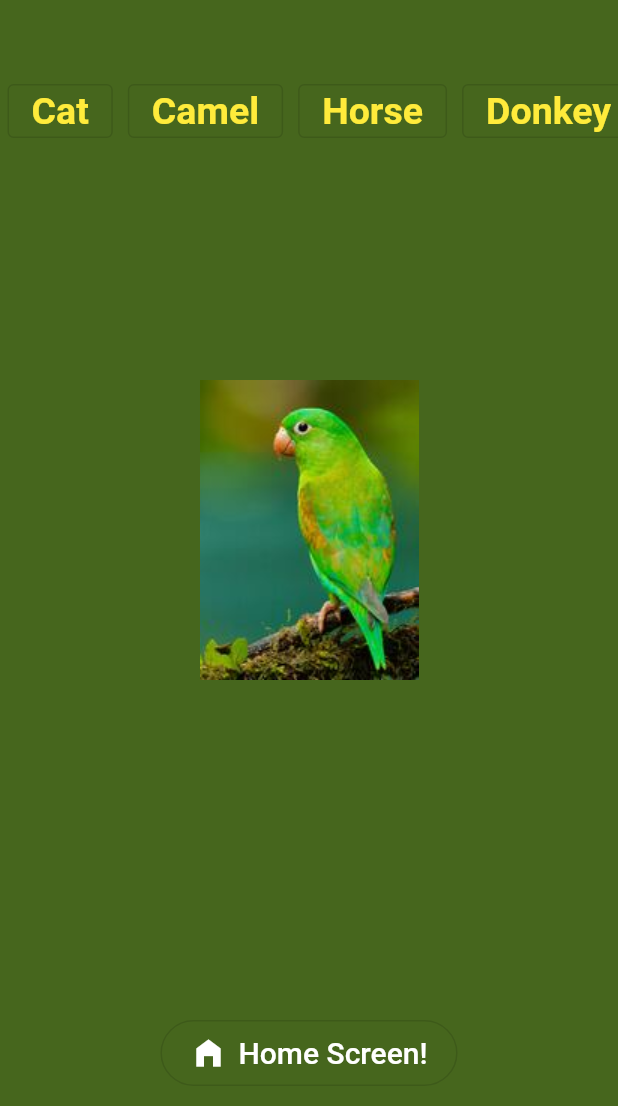
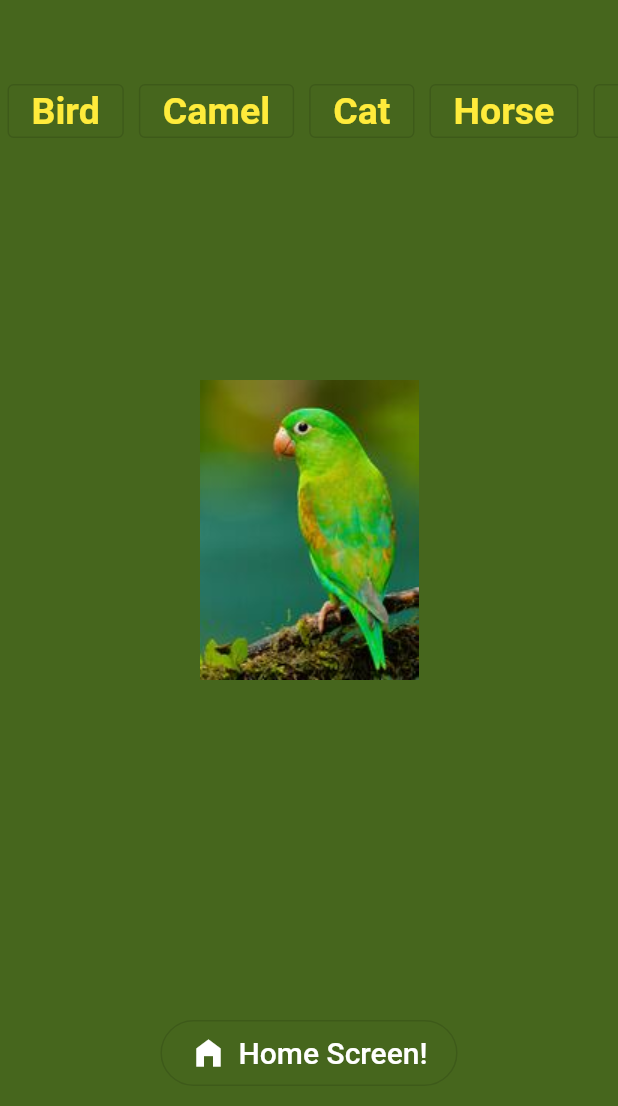
Before and after one commit to OmarSanad3/learn-about-animals, a Flutter app: the screen it shows after launch, after a tap on "Study!", on a phone screen of 412 x 824 dp. Shown: the top 1106 px of the screen. Run offline on Flutter 3.47's test engine with Material 2 defaults, Android fonts, the phone set to English and light mode, and no system bars.

Commit message:
Updated the assets

```diff
--- a/lib/data/all_animals_names.dart
+++ b/lib/data/all_animals_names.dart
@@ -1,11 +1,10 @@
 List<String> allAnimalsNames = [
+  'bird',
+  'camel',
   'cat',
-  'camel',
   'horse',
   'donkey',
-  'bird',
   'lion',
-  'monke',
   'tiger',
   'cheeta',
 ];
```
